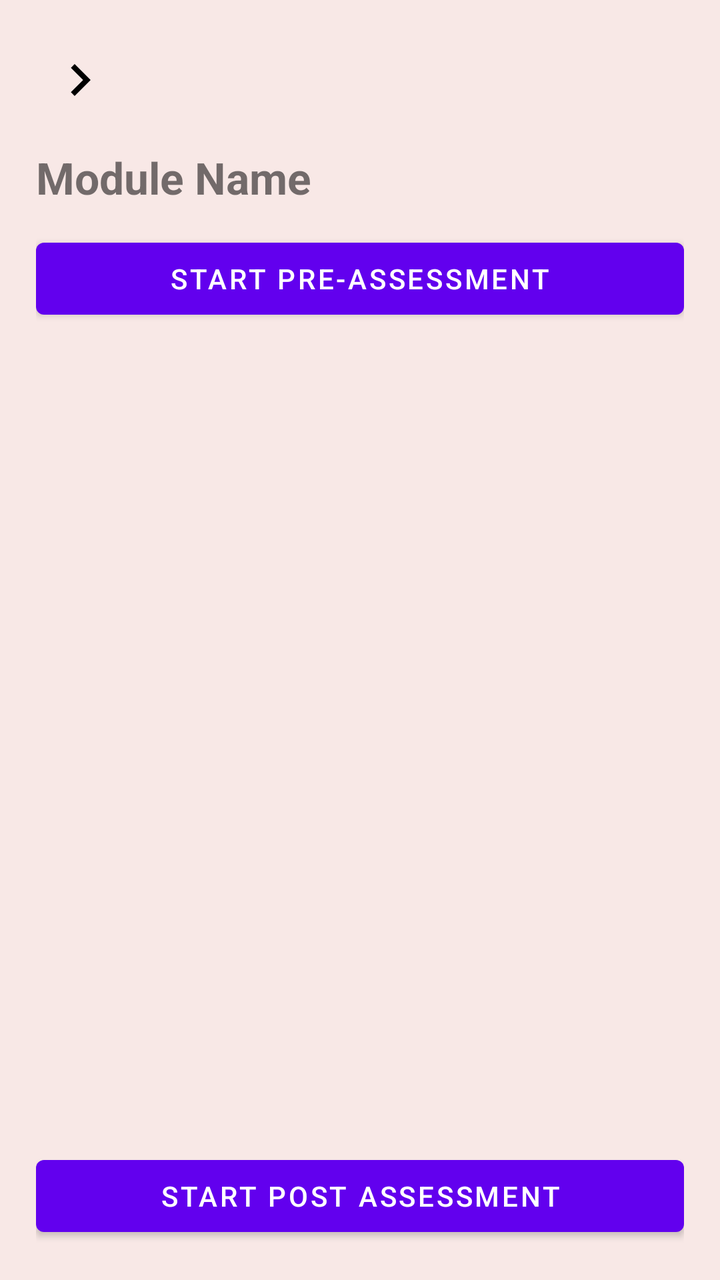
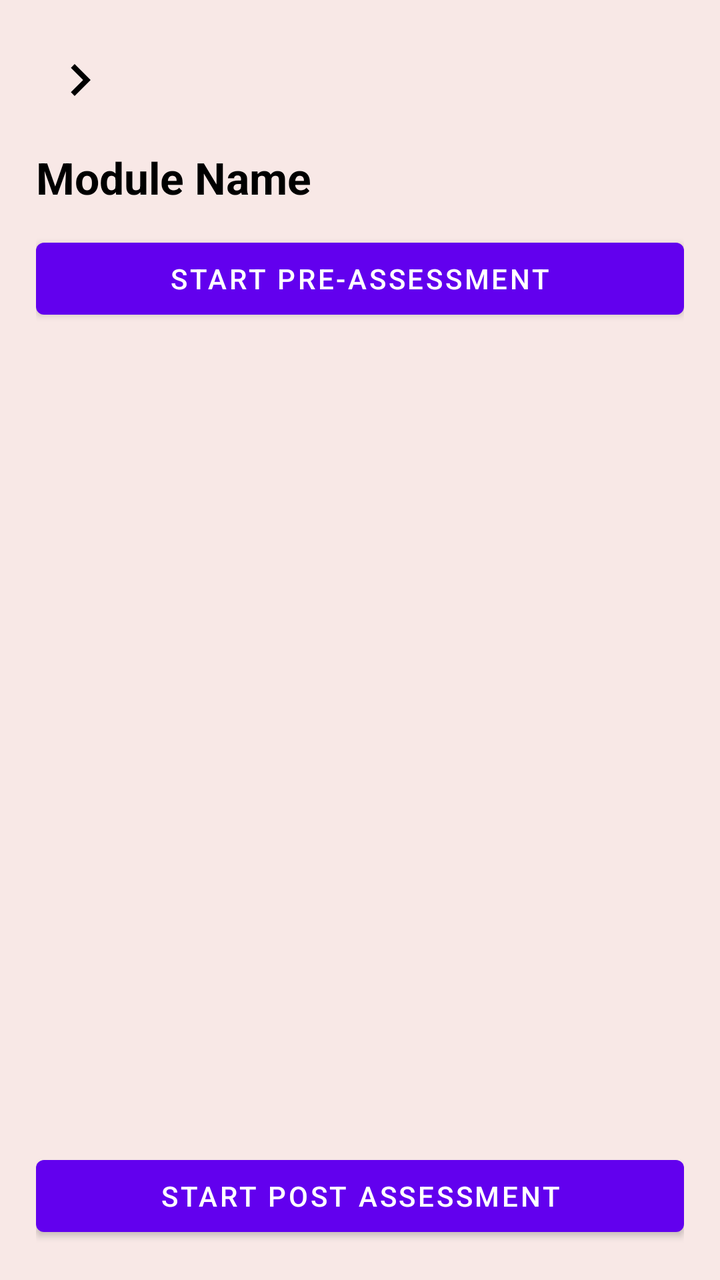

Screens rendered from an Android XML layout before and after an edit, with the pre-edit source and the edit as a unified diff.
<!-- AndroidManifest.xml: application theme Theme.CogniSync -->
<!-- res/layout/activity_module_home.xml -->
<?xml version="1.0" encoding="utf-8"?>
<LinearLayout xmlns:android="http://schemas.android.com/apk/res/android"
    android:orientation="vertical"
    android:padding="18dp"
    android:layout_width="match_parent"
    android:layout_height="match_parent"
    android:background="#F8E8E6">

    <ImageButton
        android:id="@+id/backButton"
        android:layout_width="44dp"
        android:layout_height="44dp"
        android:src="@drawable/chevron_right"
        android:background="@null"/>

    <TextView
        android:id="@+id/tvModuleTitle"
        android:layout_width="wrap_content"
        android:layout_height="wrap_content"
        android:text="Module Name"
        android:textSize="22sp"
        android:textStyle="bold"
        android:layout_marginTop="12dp"/>

    
    <Button
        android:id="@+id/btnStartPre"
        android:layout_width="match_parent"
        android:layout_height="48dp"
        android:text="Start Pre-Assessment"
        android:layout_marginTop="12dp"/>

    <androidx.recyclerview.widget.RecyclerView
        android:id="@+id/sessionRecyclerView"
        android:layout_width="match_parent"
        android:layout_height="0dp"
        android:layout_weight="1"
        android:layout_marginTop="18dp" />

    <Button
        android:id="@+id/btnStartPost"
        android:layout_width="match_parent"
        android:layout_height="48dp"
        android:text="Start Post Assessment"
        android:layout_marginTop="18dp"/>

</LinearLayout>
<!-- resources referenced by this layout -->
<resources>
  <!-- drawable chevron_right (drawable) -->
  <vector xmlns:android="http://schemas.android.com/apk/res/android"
      android:width="32dp"
      android:height="32dp"
      android:viewportWidth="32"
      android:viewportHeight="32">
      <path
          android:fillColor="#000000"
          android:pathData="M11.45 22.12L17.56 16l-6.1-6.12L13.32 8l8 8-8 8-1.88-1.88Z"/>
  </vector>
  <style name="Theme.CogniSync" parent="Theme.MaterialComponents.DayNight.NoActionBar">
  
  
  
          
          <item name="android:statusBarColor">@android:color/white</item>
          <item name="android:windowLightStatusBar">true</item>
  
      </style>
</resources>

<!-- the commit's change to res/layout/activity_module_home.xml (unified diff, before → after) -->
@@ -19,6 +19,7 @@
         android:layout_height="wrap_content"
         android:text="Module Name"
         android:textSize="22sp"
+        android:textColor="#000000"
         android:textStyle="bold"
         android:layout_marginTop="12dp"/>
 
